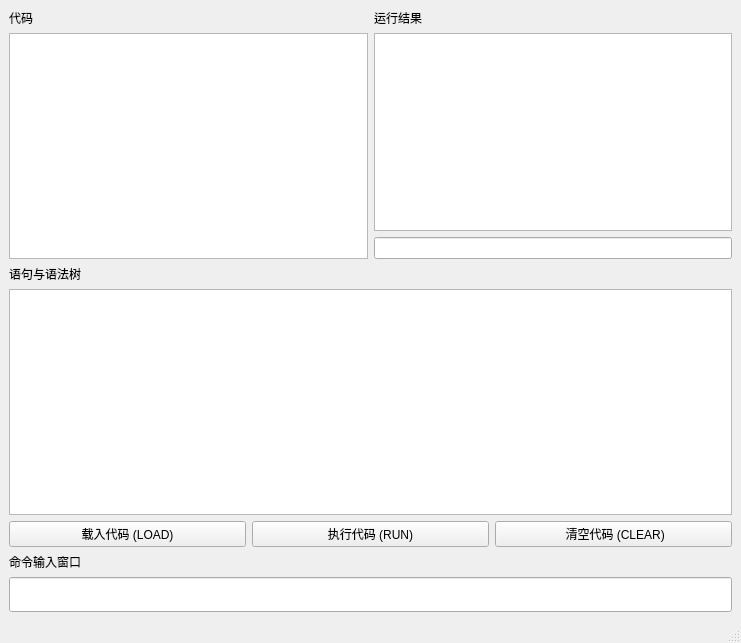
The window that MiniBasicGUI/mainwindow.ui (creeper12356/MiniBasicGUI) describes before a commit, drawn with Qt 5.
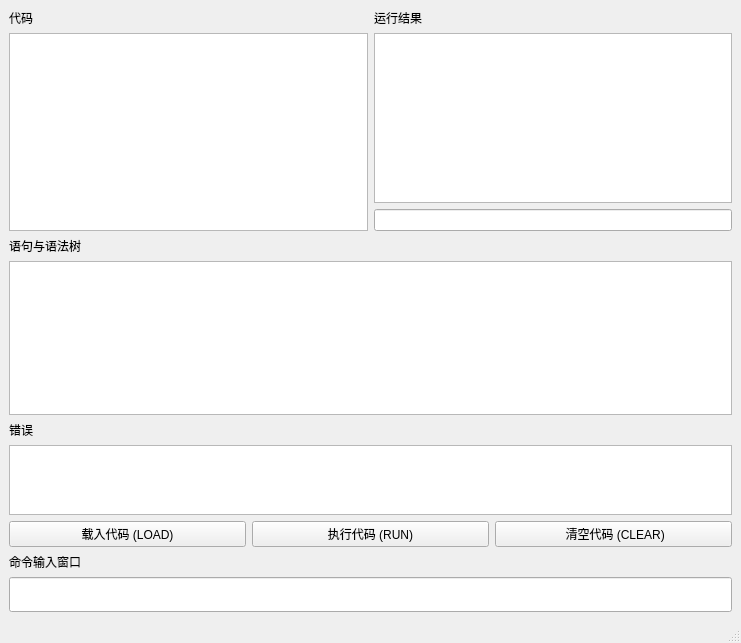
The same window after the commit. Custom widgets are drawn as their Qt base class.

Diff of the .ui file:
```diff
--- a/MiniBasicGUI/mainwindow.ui
+++ b/MiniBasicGUI/mainwindow.ui
@@ -26,9 +26,7 @@
      <verstretch>0</verstretch>
     </sizepolicy>
    </property>
-   <layout class="QHBoxLayout" name="horizontalLayout_3">
-    <item>
-     <layout class="QVBoxLayout" name="verticalLayout">
+   <layout class="QVBoxLayout" name="verticalLayout" stretch="5,4,2,0,0">
       <item>
        <layout class="QHBoxLayout" name="horizontalLayout">
         <item>
@@ -113,6 +111,31 @@
         </item>
        </layout>
       </item>
+    <item>
+     <layout class="QVBoxLayout" name="verticalLayout_6">
+      <item>
+       <widget class="QLabel" name="label_5">
+        <property name="text">
+         <string>错误</string>
+        </property>
+       </widget>
+      </item>
+      <item>
+       <widget class="QTextBrowser" name="errorDisplay">
+        <property name="readOnly">
+         <bool>true</bool>
+        </property>
+        <property name="html">
+         <string>&lt;!DOCTYPE HTML PUBLIC &quot;-//W3C//DTD HTML 4.0//EN&quot; &quot;http://www.w3.org/TR/REC-html40/strict.dtd&quot;&gt;
+&lt;html&gt;&lt;head&gt;&lt;meta name=&quot;qrichtext&quot; content=&quot;1&quot; /&gt;&lt;style type=&quot;text/css&quot;&gt;
+p, li { white-space: pre-wrap; }
+&lt;/style&gt;&lt;/head&gt;&lt;body style=&quot; font-family:'Ubuntu'; font-size:11pt; font-weight:400; font-style:normal;&quot;&gt;
+&lt;p style=&quot;-qt-paragraph-type:empty; margin-top:0px; margin-bottom:0px; margin-left:0px; margin-right:0px; -qt-block-indent:0; text-indent:0px;&quot;&gt;&lt;br /&gt;&lt;/p&gt;&lt;/body&gt;&lt;/html&gt;</string>
+        </property>
+       </widget>
+      </item>
+     </layout>
+    </item>
       <item>
        <layout class="QHBoxLayout" name="horizontalLayout_2">
         <item>
@@ -167,8 +190,6 @@
            </font>
           </property>
          </widget>
-        </item>
-       </layout>
       </item>
      </layout>
     </item>
```
Lines whose indentation alone changed are shown as unchanged.
